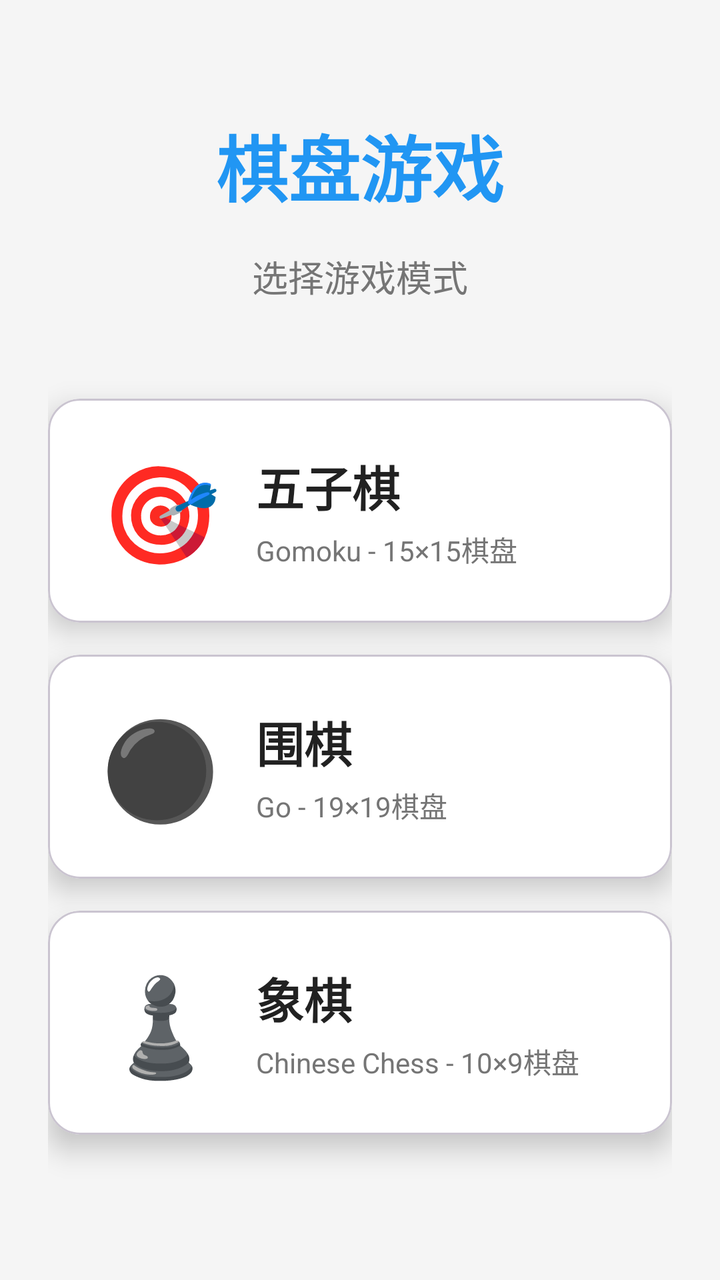
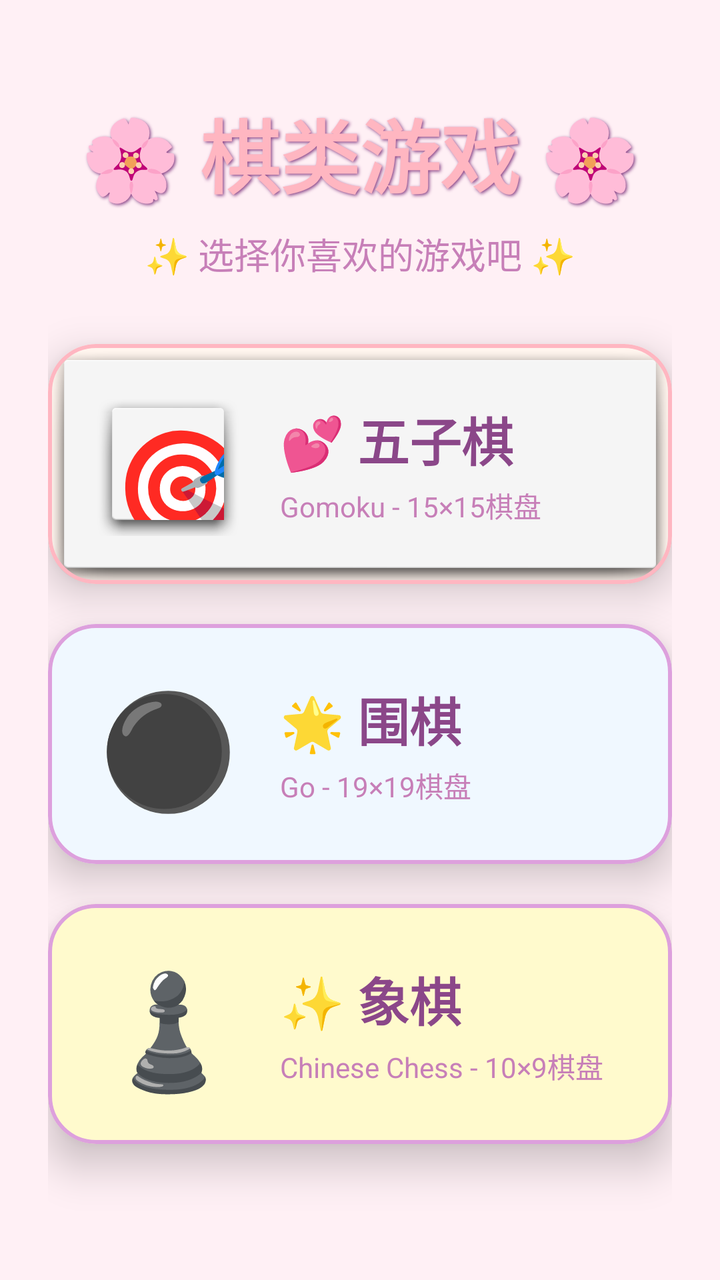

Two renders of the same Android screen: before a commit and after it. Below are the layout's source before the change and the commit's diff.
<!-- AndroidManifest.xml: activity theme Theme.App -->
<!-- res/layout/activity_menu.xml -->
<?xml version="1.0" encoding="utf-8"?>
<LinearLayout xmlns:android="http://schemas.android.com/apk/res/android"
    xmlns:app="http://schemas.android.com/apk/res-auto"
    android:orientation="vertical"
    android:layout_width="match_parent"
    android:layout_height="match_parent"
    android:background="@color/background_light"
    android:gravity="center"
    android:padding="24dp">

    
    <TextView
        android:layout_width="wrap_content"
        android:layout_height="wrap_content"
        android:text="@string/app_name"
        android:textSize="36sp"
        android:textStyle="bold"
        android:textColor="@color/primary"
        android:layout_marginBottom="16dp"/>

    <TextView
        android:layout_width="wrap_content"
        android:layout_height="wrap_content"
        android:text="选择游戏模式"
        android:textSize="18sp"
        android:textColor="@color/text_secondary"
        android:layout_marginBottom="48dp"/>

    
    <com.google.android.material.card.MaterialCardView
        android:id="@+id/cardGomoku"
        android:layout_width="match_parent"
        android:layout_height="wrap_content"
        android:layout_marginBottom="16dp"
        app:cardCornerRadius="16dp"
        app:cardElevation="8dp"
        app:cardBackgroundColor="@color/card_background"
        android:clickable="true"
        android:focusable="true"
        android:foreground="?attr/selectableItemBackground">
        
        <LinearLayout
            android:layout_width="match_parent"
            android:layout_height="wrap_content"
            android:orientation="horizontal"
            android:padding="24dp"
            android:gravity="center_vertical">
            
            <TextView
                android:layout_width="64dp"
                android:layout_height="64dp"
                android:text="🎯"
                android:textSize="48sp"
                android:gravity="center"/>
            
            <LinearLayout
                android:layout_width="0dp"
                android:layout_height="wrap_content"
                android:layout_weight="1"
                android:orientation="vertical"
                android:layout_marginStart="16dp">
                
                <TextView
                    android:layout_width="wrap_content"
                    android:layout_height="wrap_content"
                    android:text="五子棋"
                    android:textSize="24sp"
                    android:textStyle="bold"
                    android:textColor="@color/text_primary"/>
                
                <TextView
                    android:layout_width="wrap_content"
                    android:layout_height="wrap_content"
                    android:text="Gomoku - 15×15棋盘"
                    android:textSize="14sp"
                    android:textColor="@color/text_secondary"
                    android:layout_marginTop="4dp"/>
            </LinearLayout>
        </LinearLayout>
    </com.google.android.material.card.MaterialCardView>

    <com.google.android.material.card.MaterialCardView
        android:id="@+id/cardGo"
        android:layout_width="match_parent"
        android:layout_height="wrap_content"
        android:layout_marginBottom="16dp"
        app:cardCornerRadius="16dp"
        app:cardElevation="8dp"
        app:cardBackgroundColor="@color/card_background"
        android:clickable="true"
        android:focusable="true"
        android:foreground="?attr/selectableItemBackground">
        
        <LinearLayout
            android:layout_width="match_parent"
            android:layout_height="wrap_content"
            android:orientation="horizontal"
            android:padding="24dp"
            android:gravity="center_vertical">
            
            <TextView
                android:layout_width="64dp"
                android:layout_height="64dp"
                android:text="⚫"
                android:textSize="48sp"
                android:gravity="center"/>
            
            <LinearLayout
                android:layout_width="0dp"
                android:layout_height="wrap_content"
                android:layout_weight="1"
                android:orientation="vertical"
                android:layout_marginStart="16dp">
                
                <TextView
                    android:layout_width="wrap_content"
                    android:layout_height="wrap_content"
                    android:text="围棋"
                    android:textSize="24sp"
                    android:textStyle="bold"
                    android:textColor="@color/text_primary"/>
                
                <TextView
                    android:layout_width="wrap_content"
                    android:layout_height="wrap_content"
                    android:text="Go - 19×19棋盘"
                    android:textSize="14sp"
                    android:textColor="@color/text_secondary"
                    android:layout_marginTop="4dp"/>
            </LinearLayout>
        </LinearLayout>
    </com.google.android.material.card.MaterialCardView>

    <com.google.android.material.card.MaterialCardView
        android:id="@+id/cardXiangqi"
        android:layout_width="match_parent"
        android:layout_height="wrap_content"
        android:layout_marginBottom="16dp"
        app:cardCornerRadius="16dp"
        app:cardElevation="8dp"
        app:cardBackgroundColor="@color/card_background"
        android:clickable="true"
        android:focusable="true"
        android:foreground="?attr/selectableItemBackground">
        
        <LinearLayout
            android:layout_width="match_parent"
            android:layout_height="wrap_content"
            android:orientation="horizontal"
            android:padding="24dp"
            android:gravity="center_vertical">
            
            <TextView
                android:layout_width="64dp"
                android:layout_height="64dp"
                android:text="♟️"
                android:textSize="48sp"
                android:gravity="center"/>
            
            <LinearLayout
                android:layout_width="0dp"
                android:layout_height="wrap_content"
                android:layout_weight="1"
                android:orientation="vertical"
                android:layout_marginStart="16dp">
                
                <TextView
                    android:layout_width="wrap_content"
                    android:layout_height="wrap_content"
                    android:text="象棋"
                    android:textSize="24sp"
                    android:textStyle="bold"
                    android:textColor="@color/text_primary"/>
                
                <TextView
                    android:layout_width="wrap_content"
                    android:layout_height="wrap_content"
                    android:text="Chinese Chess - 10×9棋盘"
                    android:textSize="14sp"
                    android:textColor="@color/text_secondary"
                    android:layout_marginTop="4dp"/>
            </LinearLayout>
        </LinearLayout>
    </com.google.android.material.card.MaterialCardView>

</LinearLayout>
<!-- resources referenced by this layout -->
<resources>
  <color name="background_light">#F5F5F5</color>
  <color name="card_background">#FFFFFF</color>
  <color name="primary">#2196F3</color>
  <color name="text_primary">#212121</color>
  <color name="text_secondary">#757575</color>
  <string name="app_name">棋盘游戏</string>
  <style name="Theme.App" parent="Theme.Material3.DayNight.NoActionBar">
          
      </style>
</resources>

<!-- the commit's change to res/layout/activity_menu.xml (unified diff, before → after) -->
@@ -12,29 +12,35 @@
     <TextView
         android:layout_width="wrap_content"
         android:layout_height="wrap_content"
-        android:text="@string/app_name"
-        android:textSize="36sp"
+        android:text="🌸 棋类游戏 🌸"
+        android:textSize="40sp"
         android:textStyle="bold"
         android:textColor="@color/primary"
-        android:layout_marginBottom="16dp"/>
+        android:layout_marginBottom="8dp"
+        android:shadowColor="#8B4789"
+        android:shadowDx="2"
+        android:shadowDy="2"
+        android:shadowRadius="4"/>
 
     <TextView
         android:layout_width="wrap_content"
         android:layout_height="wrap_content"
-        android:text="选择游戏模式"
+        android:text="✨ 选择你喜欢的游戏吧 ✨"
         android:textSize="18sp"
         android:textColor="@color/text_secondary"
-        android:layout_marginBottom="48dp"/>
+        android:layout_marginBottom="32dp"/>
 
     
     <com.google.android.material.card.MaterialCardView
         android:id="@+id/cardGomoku"
         android:layout_width="match_parent"
         android:layout_height="wrap_content"
-        android:layout_marginBottom="16dp"
-        app:cardCornerRadius="16dp"
-        app:cardElevation="8dp"
-        app:cardBackgroundColor="@color/card_background"
+        android:layout_marginBottom="20dp"
+        app:cardCornerRadius="24dp"
+        app:cardElevation="12dp"
+        app:cardBackgroundColor="#FFF5EE"
+        app:strokeColor="@color/primary"
+        app:strokeWidth="2dp"
         android:clickable="true"
         android:focusable="true"
         android:foreground="?attr/selectableItemBackground">
@@ -44,27 +50,29 @@
             android:layout_height="wrap_content"
             android:orientation="horizontal"
             android:padding="24dp"
-            android:gravity="center_vertical">
+            android:gravity="center_vertical"
+            android:background="@android:drawable/dialog_holo_light_frame">
             
             <TextView
-                android:layout_width="64dp"
-                android:layout_height="64dp"
+                android:layout_width="72dp"
+                android:layout_height="72dp"
                 android:text="🎯"
-                android:textSize="48sp"
-                android:gravity="center"/>
+                android:textSize="56sp"
+                android:gravity="center"
+                android:background="@android:drawable/dialog_holo_light_frame"/>
             
             <LinearLayout
                 android:layout_width="0dp"
                 android:layout_height="wrap_content"
                 android:layout_weight="1"
                 android:orientation="vertical"
-                android:layout_marginStart="16dp">
+                android:layout_marginStart="20dp">
                 
                 <TextView
                     android:layout_width="wrap_content"
                     android:layout_height="wrap_content"
-                    android:text="五子棋"
-                    android:textSize="24sp"
+                    android:text="💕 五子棋"
+                    android:textSize="26sp"
                     android:textStyle="bold"
                     android:textColor="@color/text_primary"/>
                 
@@ -83,10 +91,12 @@
         android:id="@+id/cardGo"
         android:layout_width="match_parent"
         android:layout_height="wrap_content"
-        android:layout_marginBottom="16dp"
-        app:cardCornerRadius="16dp"
-        app:cardElevation="8dp"
-        app:cardBackgroundColor="@color/card_background"
+        android:layout_marginBottom="20dp"
+        app:cardCornerRadius="24dp"
+        app:cardElevation="12dp"
+        app:cardBackgroundColor="#F0F8FF"
+        app:strokeColor="@color/accent"
+        app:strokeWidth="2dp"
         android:clickable="true"
         android:focusable="true"
         android:foreground="?attr/selectableItemBackground">
@@ -99,10 +109,10 @@
             android:gravity="center_vertical">
             
             <TextView
-                android:layout_width="64dp"
-                android:layout_height="64dp"
+                android:layout_width="72dp"
+                android:layout_height="72dp"
                 android:text="⚫"
-                android:textSize="48sp"
+                android:textSize="56sp"
                 android:gravity="center"/>
             
             <LinearLayout
@@ -110,13 +120,13 @@
                 android:layout_height="wrap_content"
                 android:layout_weight="1"
                 android:orientation="vertical"
-                android:layout_marginStart="16dp">
+                android:layout_marginStart="20dp">
                 
                 <TextView
                     android:layout_width="wrap_content"
                     android:layout_height="wrap_content"
-                    android:text="围棋"
-                    android:textSize="24sp"
+                    android:text="🌟 围棋"
+                    android:textSize="26sp"
                     android:textStyle="bold"
                     android:textColor="@color/text_primary"/>
                 
@@ -135,10 +145,12 @@
         android:id="@+id/cardXiangqi"
         android:layout_width="match_parent"
         android:layout_height="wrap_content"
-        android:layout_marginBottom="16dp"
-        app:cardCornerRadius="16dp"
-        app:cardElevation="8dp"
-        app:cardBackgroundColor="@color/card_background"
+        android:layout_marginBottom="20dp"
+        app:cardCornerRadius="24dp"
+        app:cardElevation="12dp"
+        app:cardBackgroundColor="#FFFACD"
+        app:strokeColor="@color/button_accent"
+        app:strokeWidth="2dp"
         android:clickable="true"
         android:focusable="true"
         android:foreground="?attr/selectableItemBackground">
@@ -151,10 +163,10 @@
             android:gravity="center_vertical">
             
             <TextView
-                android:layout_width="64dp"
-                android:layout_height="64dp"
+                android:layout_width="72dp"
+                android:layout_height="72dp"
                 android:text="♟️"
-                android:textSize="48sp"
+                android:textSize="56sp"
                 android:gravity="center"/>
             
             <LinearLayout
@@ -162,13 +174,13 @@
                 android:layout_height="wrap_content"
                 android:layout_weight="1"
                 android:orientation="vertical"
-                android:layout_marginStart="16dp">
+                android:layout_marginStart="20dp">
                 
                 <TextView
                     android:layout_width="wrap_content"
                     android:layout_height="wrap_content"
-                    android:text="象棋"
-                    android:textSize="24sp"
+                    android:text="✨ 象棋"
+                    android:textSize="26sp"
                     android:textStyle="bold"
                     android:textColor="@color/text_primary"/>
                 
<!-- resource entries referenced after the edit -->
@@ -1,11 +1,11 @@
 <!-- resources referenced by this layout -->
 <resources>
-  <color name="background_light">#F5F5F5</color>
-  <color name="card_background">#FFFFFF</color>
-  <color name="primary">#2196F3</color>
-  <color name="text_primary">#212121</color>
-  <color name="text_secondary">#757575</color>
-  <string name="app_name">棋盘游戏</string>
+  <color name="accent">#DDA0DD</color>
+  <color name="background_light">#FFF0F5</color>
+  <color name="button_accent">#DDA0DD</color>
+  <color name="primary">#FFB6C1</color>
+  <color name="text_primary">#8B4789</color>
+  <color name="text_secondary">#C77FB8</color>
   <style name="Theme.App" parent="Theme.Material3.DayNight.NoActionBar">
           
       </style>
